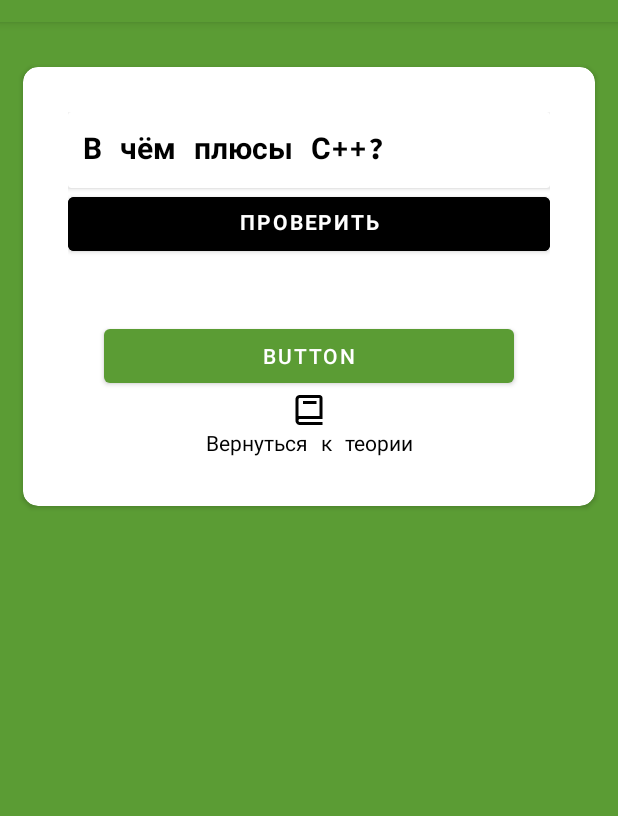
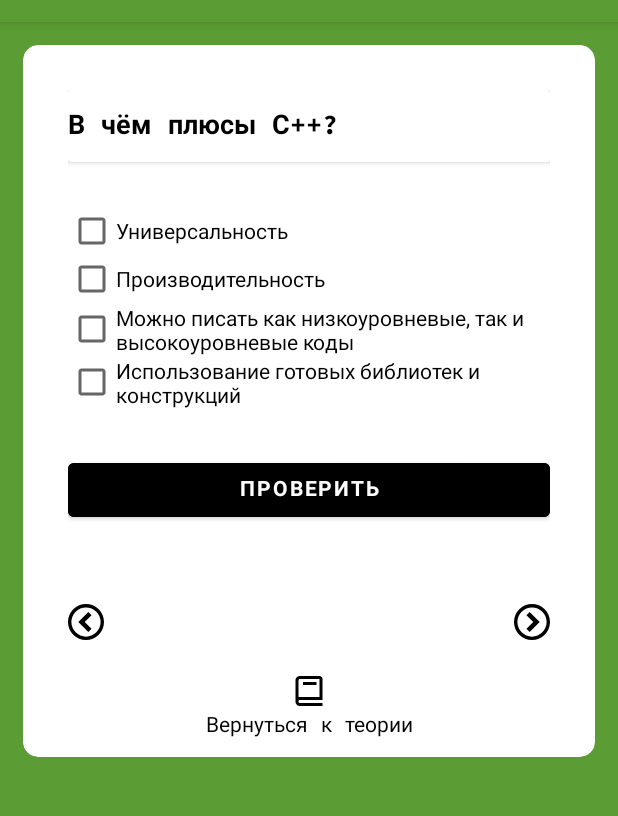
Before and after one commit to soni1541/Itisit-Android, an Android app: the fragment Course1_Test_Fragment shown on its own in the app's theme, on a phone screen of 412 x 824 dp, the part 62-878 px from its top. Run offline under Robolectric (Android 15) with nearby library versions, the phone set to English and light mode, and no system bars.

Commit message:
Сделан вывод теста на экран

```diff
--- a/app/src/main/java/com/example/itisit/Course1_Test_Fragment.java
+++ b/app/src/main/java/com/example/itisit/Course1_Test_Fragment.java
@@ -8,10 +8,12 @@ import android.util.Log;
 import android.view.LayoutInflater;
 import android.view.View;
 import android.view.ViewGroup;
+import android.widget.Button;
 import android.widget.CheckBox;
 import android.widget.ImageButton;
 import android.widget.ImageView;
 import android.widget.LinearLayout;
+import android.widget.RadioButton;
 import android.widget.TextView;
 
 /**
@@ -30,15 +32,22 @@ public class Course1_Test_Fragment extends Fragment implements View.OnClickListe
     private String mParam1;
     private String mParam2;
 
+    //private Course1_Theory_Fragment course1_theory_fragment;
+
     private TextView header_test;
 
-    private LinearLayout question_test;
+    private LinearLayout content_question_test;
 
     private ImageButton b_forward;
     private ImageButton b_back;
+    private Button b_check;
+
+    private ImageButton b_theory;
 
     private String[] test_headers;
     private String[][] test_questions;
+
+    private int[][] test_answers;
 
     private int current_index_question;
 
@@ -82,35 +91,55 @@ public class Course1_Test_Fragment extends Fragment implements View.OnClickListe
                     "Среды разработки (IDE)",
                     "Утилиты"
                 },
+                //2
                 {
                     "source.cpp",
                     "windows.h",
                     "source.h"
                 },
-                //2
+                //3
                 {
                     "include<iostream>\nusing namespace;\n int main()\n{\n}",
                     "int main()\n{\n}",
                     "#include<iostream>\nusing namespace std;\n int main()\n{\n}"
                 },
-                //3
+                //4
                 {
                         ";",
                         ":",
                         "."
                 },
-                //4
+                //5
                 {
                     "int a;\ncin a;",
                     "int a;\ncin >> a;",
                     "int a;\ncin << a;"
                 },
-                //5
+                //6
                 {
                         "## я комментарий",
                         "** я комментарий",
                         "// я комментарий"
                 }
+        };
+
+        test_answers = new int[][]
+        {
+                //0
+                {0, 1, 2, 3},
+                //1
+                {1},
+                //2
+                {0},
+                //3
+                {2},
+                //4
+                {0},
+                //5
+                {1},
+                //6
+                {2}
+
         };
 
     }
@@ -151,9 +180,11 @@ public class Course1_Test_Fragment extends Fragment implements View.OnClickListe
 
         b_forward = (ImageButton) view.findViewById(R.id.imageButton_forward);
         b_back = (ImageButton) view.findViewById(R.id.imageButton_back);
+        b_theory = (ImageButton) view.findViewById(R.id.imageButton_theory);
+        b_check = (Button) view.findViewById(R.id.button_check);
 
         header_test = (TextView) view.findViewById(R.id.textView__header_question);
-        question_test = (LinearLayout) view.findViewById(R.id.linear_layout_content_test);
+        content_question_test = (LinearLayout) view.findViewById(R.id.linear_layout_content_test);
 
         current_index_question = 0;
 
@@ -165,6 +196,7 @@ public class Course1_Test_Fragment extends Fragment implements View.OnClickListe
 
         b_forward.setOnClickListener(this);
         b_back.setOnClickListener(this);
+        b_theory.setOnClickListener(this);
 
         return view;
     }
@@ -172,10 +204,11 @@ public class Course1_Test_Fragment extends Fragment implements View.OnClickListe
     public void show_action(View view){
         if(current_index_question == 0)
         {
-            b_back.setVisibility(View.INVISIBLE);
-            b_forward.setVisibility(View.INVISIBLE);
+            //b_back.setVisibility(View.INVISIBLE);
+            //b_forward.setVisibility(View.INVISIBLE);
 
             text_check_answer.setVisibility(View.INVISIBLE);
+
 
             image_result.setVisibility(View.GONE);
         }
@@ -189,14 +222,22 @@ public class Course1_Test_Fragment extends Fragment implements View.OnClickListe
             for(int answer = 0; answer < test_questions[current_index_question].length; answer ++)
             {
                 String text_question = test_questions[current_index_question][answer];
-                CheckBox checkBox_question = null;
-                checkBox_question.setText(text_question);
+                if(test_answers[current_index_question].length > 1) {
+                    CheckBox checkBox_question = new CheckBox(getContext());
+                    checkBox_question.setText(text_question);
+                    content_question_test.addView(checkBox_question);
+                }
+                else if (test_answers[current_index_question].length == 1) {
+                    RadioButton radioButton_question = new RadioButton(getContext());
+                    radioButton_question.setText(text_question);
+                    content_question_test.addView(radioButton_question);
+                }
             }
 
         }
         else if (current_index_question == test_headers.length)
         {
-            // направить на тест
+            // завершить тест
         }
         else
         {
@@ -210,6 +251,8 @@ public class Course1_Test_Fragment extends Fragment implements View.OnClickListe
 
             case R.id.imageButton_forward: {
 
+
+                content_question_test.removeAllViews();
                 ++current_index_question;
 
                 //Отображение положений кнопок
@@ -219,6 +262,8 @@ public class Course1_Test_Fragment extends Fragment implements View.OnClickListe
             }
             case R.id.imageButton_back: {
 
+
+                content_question_test.removeAllViews();
                 --current_index_question;
 
                 //Отображение положений кнопок
@@ -226,6 +271,21 @@ public class Course1_Test_Fragment extends Fragment implements View.OnClickListe
 
                 break;
             }
+            case R.id.button_check: {
+
+
+//
+            }
+            case R.id.imageButton_theory: {
+
+//                getParentFragmentManager()
+//                        .beginTransaction()
+//                        .replace(R.id.fragment1, course1_theory_fragment)
+//                        .addToBackStack(null)
+//                        .commit();
+//
+//                break;
+            }
         }
     }
 }
--- a/app/src/main/java/com/example/itisit/Course1_Theory_Fragment.java
+++ b/app/src/main/java/com/example/itisit/Course1_Theory_Fragment.java
@@ -43,6 +43,8 @@ public class Course1_Theory_Fragment extends Fragment implements View.OnClickLis
     private String[] texts_theories;
 
     private int current_index_text;
+
+    private Course1_Test_Fragment course1_test_fragment = new Course1_Test_Fragment();
 
 
     public Course1_Theory_Fragment() {
@@ -196,7 +198,11 @@ public class Course1_Theory_Fragment extends Fragment implements View.OnClickLis
         }
         else if (current_index_text == texts_theories.length)
         {
-            // направить на тест
+            getParentFragmentManager()
+                    .beginTransaction()
+                    .add(R.id.fragment1, course1_test_fragment)
+                    .addToBackStack(null)
+                    .commit();
         }
         else
         {
--- a/app/src/main/res/layout/fragment_course1__test_.xml
+++ b/app/src/main/res/layout/fragment_course1__test_.xml
@@ -13,7 +13,7 @@
         android:layout_width="0dp"
         android:layout_height="wrap_content"
         android:layout_marginStart="15dp"
-        android:layout_marginTop="30dp"
+        android:layout_marginTop="15dp"
         android:layout_marginEnd="15dp"
         app:cardCornerRadius="10dp"
         app:layout_constraintEnd_toEndOf="parent"
@@ -24,7 +24,10 @@
             android:layout_width="match_parent"
             android:layout_height="match_parent"
             android:orientation="vertical"
-            android:padding="30dp">
+            android:paddingLeft="30dp"
+            android:paddingTop="30dp"
+            android:paddingRight="30dp"
+            android:paddingBottom="10dp">
 
             <androidx.cardview.widget.CardView
                 android:layout_width="match_parent"
@@ -34,7 +37,8 @@
                     android:layout_width="match_parent"
                     android:layout_height="match_parent"
                     android:orientation="horizontal"
-                    android:padding="10dp">
+                    android:paddingTop="10dp"
+                    android:paddingBottom="10dp">
 
                     <TextView
                         android:id="@+id/textView__header_question"
@@ -43,7 +47,7 @@
                         android:layout_weight="1"
                         android:fontFamily="@font/source_code_pro_bold"
                         android:text="В чём преищества С++?"
-                        android:textSize="20sp" />
+                        android:textSize="18sp" />
 
                     <ImageView
                         android:id="@+id/imageView_result"
@@ -57,10 +61,18 @@
             </androidx.cardview.widget.CardView>
 
             <LinearLayout
-                android:id="@+id/linear_layout_content_test"
+                android:id="@+id/linear_layout"
                 android:layout_width="match_parent"
                 android:layout_height="match_parent"
                 android:orientation="vertical">
+
+                <LinearLayout
+                    android:id="@+id/linear_layout_content_test"
+                    android:layout_width="match_parent"
+                    android:layout_height="match_parent"
+                    android:layout_marginTop="30dp"
+                    android:layout_marginBottom="30dp"
+                    android:orientation="vertical"></LinearLayout>
 
                 <Button
                     android:id="@+id/button_check"
@@ -83,6 +95,7 @@
             <LinearLayout
                 android:layout_width="match_parent"
                 android:layout_height="match_parent"
+                android:gravity="center_vertical"
                 android:orientation="horizontal">
 
                 <ImageButton
@@ -98,6 +111,7 @@
                     android:layout_height="wrap_content"
                     android:layout_weight="1"
                     android:text="Button"
+                    android:visibility="invisible"
                     tools:visibility="invisible" />
 
                 <ImageButton
@@ -111,12 +125,15 @@
             <LinearLayout
                 android:layout_width="match_parent"
                 android:layout_height="match_parent"
-                android:orientation="vertical">
+                android:gravity="center"
+                android:orientation="vertical"
+                android:paddingTop="10dp">
 
-                <ImageView
-                    android:id="@+id/imageView8"
-                    android:layout_width="match_parent"
+                <ImageButton
+                    android:id="@+id/imageButton_theory"
+                    android:layout_width="wrap_content"
                     android:layout_height="wrap_content"
+                    android:background="@color/white"
                     android:src="@drawable/book" />
 
                 <TextView
```
